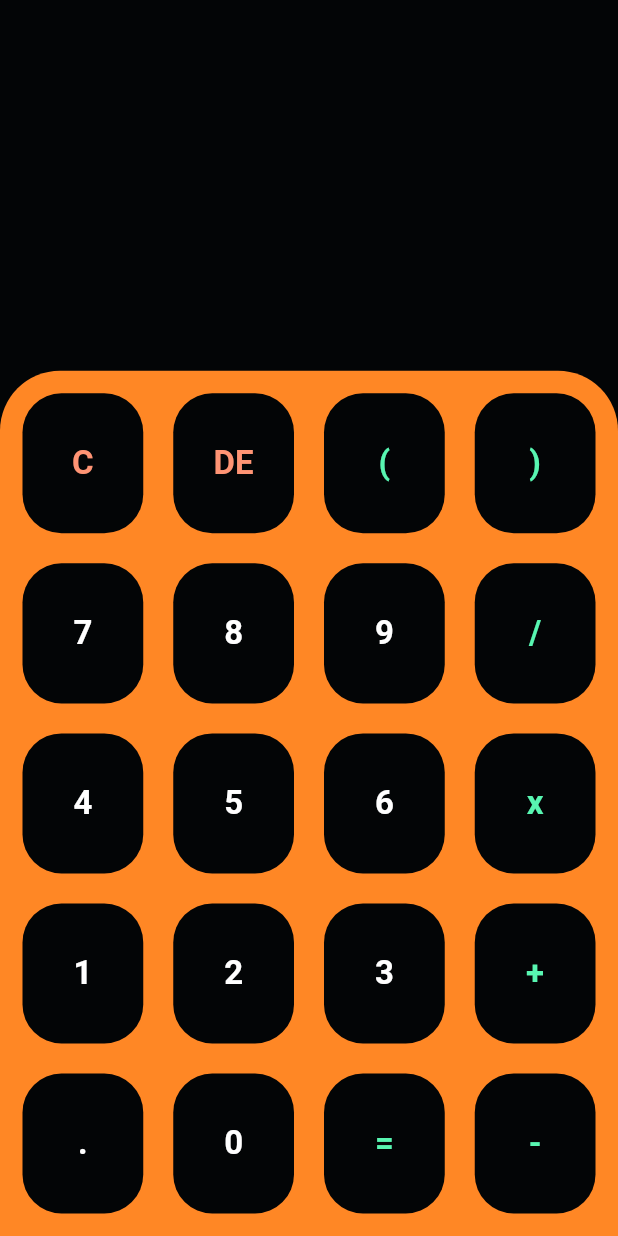
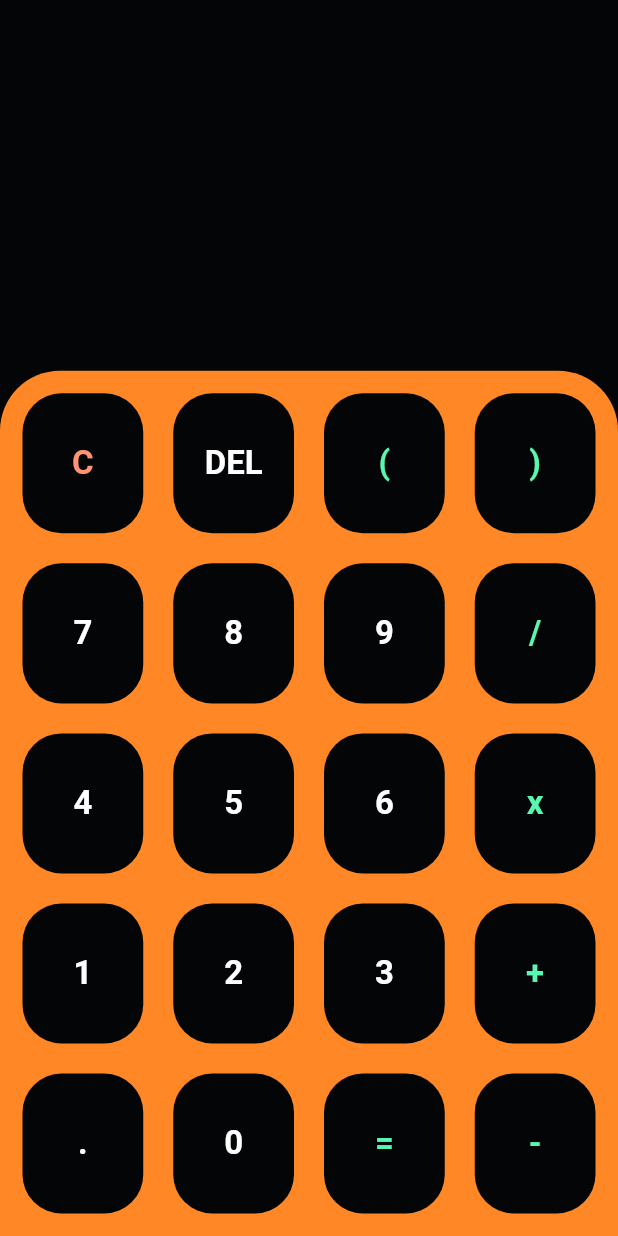
Before and after one commit to akash8992/Calculator_App, a Flutter app: the screen it shows after launch, on a phone screen of 412 x 824 dp. Run offline on Flutter 3.47's test engine with Material 2 defaults, Android fonts, the phone set to English and light mode, and no system bars; our stand-ins replace get, math_expressions.

Commit message:
some changes in buttons

```diff
--- a/lib/pages/main_application.dart
+++ b/lib/pages/main_application.dart
@@ -44,7 +44,7 @@ class MainApplication extends StatelessWidget {
                 ),
                 child: Column(
                   children: [
-                    _btns('C', 'DE', '(', ')'),
+                    _btns('C', 'DEL', '(', ')'),
                     _btns('7', '8', '9', '/'),
                     _btns('4', '5', '6', 'x'),
                     _btns('1', '2', '3', '+'),
```
